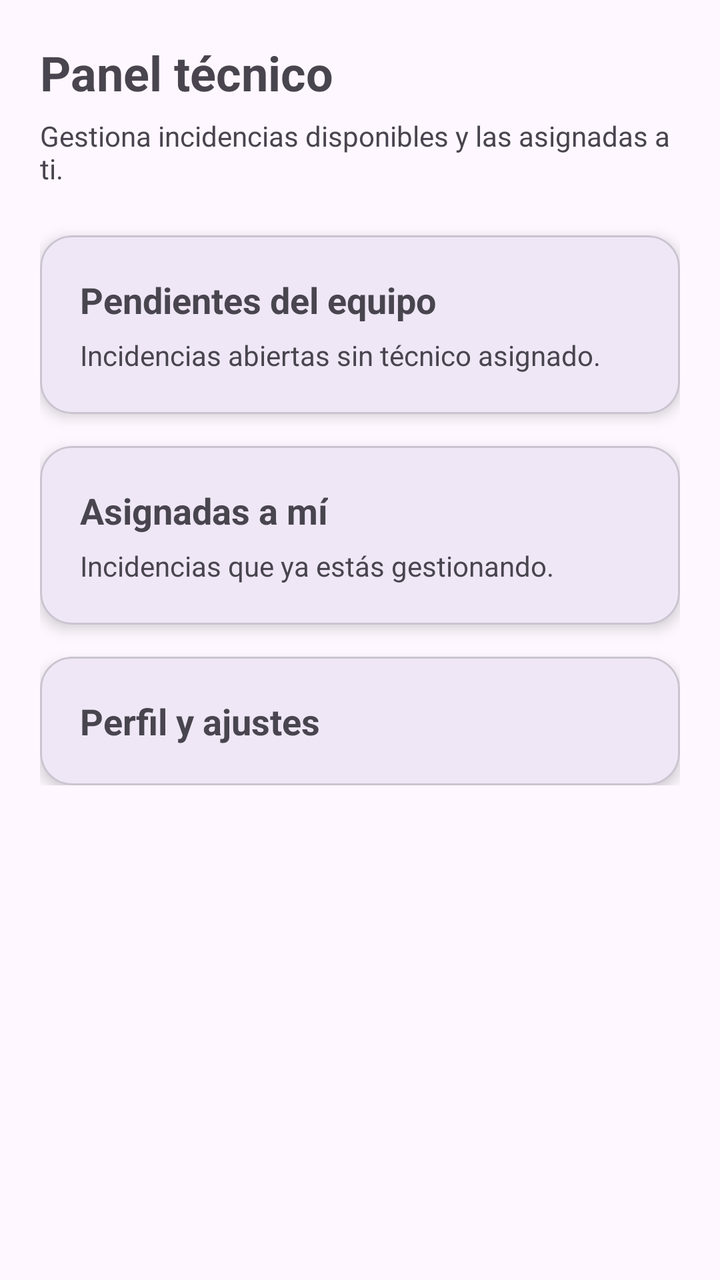
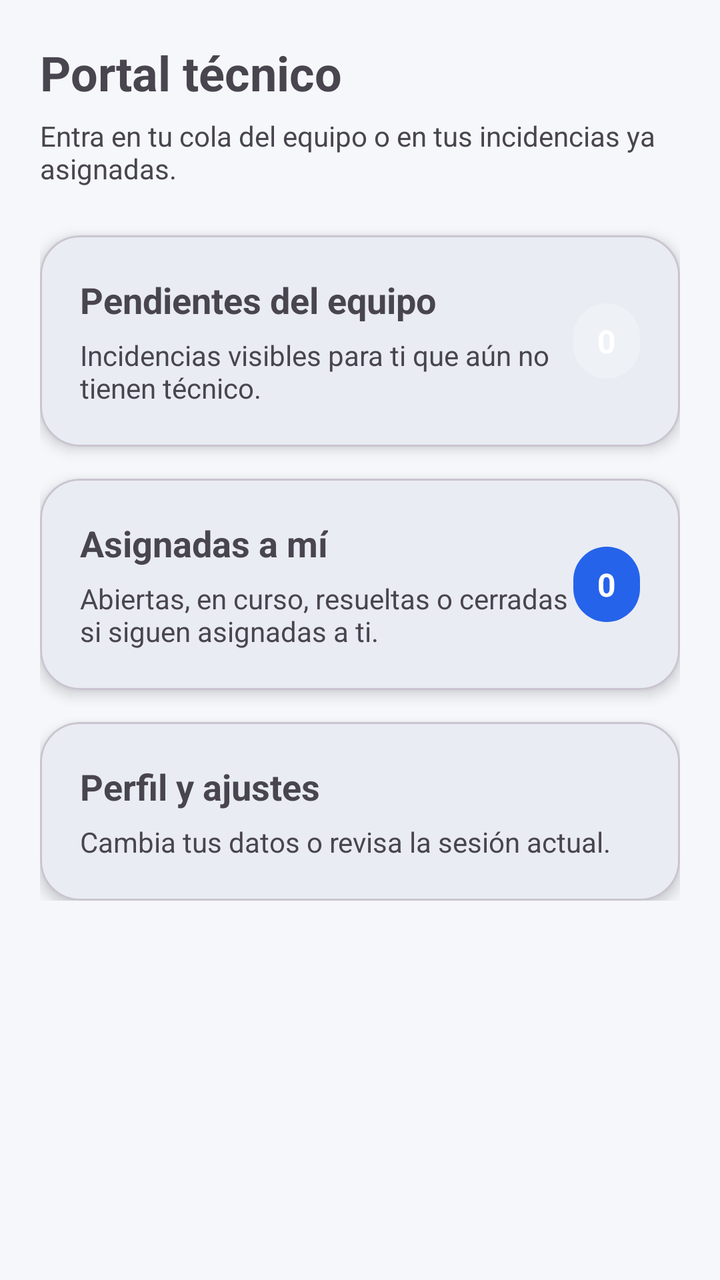

The first picture is an Android layout as it rendered before a commit; the second is the same layout after the commit. The layout source and the unified diff follow.
<!-- AndroidManifest.xml: application theme Theme.Tfgincidenciasfront -->
<!-- res/layout/fragment_technician_home.xml -->
<?xml version="1.0" encoding="utf-8"?>
<ScrollView xmlns:android="http://schemas.android.com/apk/res/android"
    android:layout_width="match_parent"
    android:layout_height="match_parent">

    <LinearLayout
        android:layout_width="match_parent"
        android:layout_height="wrap_content"
        android:orientation="vertical"
        android:padding="20dp">

        <TextView
            android:layout_width="wrap_content"
            android:layout_height="wrap_content"
            android:text="Panel técnico"
            android:textSize="24sp"
            android:textStyle="bold" />

        <TextView
            android:layout_width="wrap_content"
            android:layout_height="wrap_content"
            android:layout_marginTop="6dp"
            android:text="Gestiona incidencias disponibles y las asignadas a ti." />

        <com.google.android.material.card.MaterialCardView
            android:id="@+id/cardTeamQueue"
            android:layout_width="match_parent"
            android:layout_height="wrap_content"
            android:layout_marginTop="24dp"
            app:cardCornerRadius="16dp"
            app:cardElevation="4dp"
            xmlns:app="http://schemas.android.com/apk/res-auto">

            <LinearLayout
                android:layout_width="match_parent"
                android:layout_height="wrap_content"
                android:orientation="vertical"
                android:padding="20dp">

                <TextView
                    android:layout_width="wrap_content"
                    android:layout_height="wrap_content"
                    android:text="Pendientes del equipo"
                    android:textSize="18sp"
                    android:textStyle="bold" />

                <TextView
                    android:layout_width="wrap_content"
                    android:layout_height="wrap_content"
                    android:layout_marginTop="6dp"
                    android:text="Incidencias abiertas sin técnico asignado." />
            </LinearLayout>
        </com.google.android.material.card.MaterialCardView>

        <com.google.android.material.card.MaterialCardView
            android:id="@+id/cardMyAssigned"
            android:layout_width="match_parent"
            android:layout_height="wrap_content"
            android:layout_marginTop="16dp"
            app:cardCornerRadius="16dp"
            app:cardElevation="4dp"
            xmlns:app="http://schemas.android.com/apk/res-auto">

            <LinearLayout
                android:layout_width="match_parent"
                android:layout_height="wrap_content"
                android:orientation="vertical"
                android:padding="20dp">

                <TextView
                    android:layout_width="wrap_content"
                    android:layout_height="wrap_content"
                    android:text="Asignadas a mí"
                    android:textSize="18sp"
                    android:textStyle="bold" />

                <TextView
                    android:layout_width="wrap_content"
                    android:layout_height="wrap_content"
                    android:layout_marginTop="6dp"
                    android:text="Incidencias que ya estás gestionando." />
            </LinearLayout>
        </com.google.android.material.card.MaterialCardView>

        <com.google.android.material.card.MaterialCardView
            android:id="@+id/cardSettings"
            android:layout_width="match_parent"
            android:layout_height="wrap_content"
            android:layout_marginTop="16dp"
            app:cardCornerRadius="16dp"
            app:cardElevation="4dp"
            xmlns:app="http://schemas.android.com/apk/res-auto">

            <LinearLayout
                android:layout_width="match_parent"
                android:layout_height="wrap_content"
                android:orientation="vertical"
                android:padding="20dp">

                <TextView
                    android:layout_width="wrap_content"
                    android:layout_height="wrap_content"
                    android:text="Perfil y ajustes"
                    android:textSize="18sp"
                    android:textStyle="bold" />
            </LinearLayout>
        </com.google.android.material.card.MaterialCardView>

    </LinearLayout>
</ScrollView>
<!-- resources referenced by this layout -->
<resources>
  <style name="Theme.Tfgincidenciasfront" parent="Base.Theme.Tfgincidenciasfront" />
  <style name="Base.Theme.Tfgincidenciasfront" parent="Theme.Material3.DayNight.NoActionBar">
          
          
      </style>
</resources>

<!-- the commit's change to res/layout/fragment_technician_home.xml (unified diff, before → after) -->
@@ -1,5 +1,6 @@
 <?xml version="1.0" encoding="utf-8"?>
 <ScrollView xmlns:android="http://schemas.android.com/apk/res/android"
+    xmlns:app="http://schemas.android.com/apk/res-auto"
     android:layout_width="match_parent"
     android:layout_height="match_parent">
 
@@ -12,7 +13,7 @@
         <TextView
             android:layout_width="wrap_content"
             android:layout_height="wrap_content"
-            android:text="Panel técnico"
+            android:text="Portal técnico"
             android:textSize="24sp"
             android:textStyle="bold" />
 
@@ -20,35 +21,54 @@
             android:layout_width="wrap_content"
             android:layout_height="wrap_content"
             android:layout_marginTop="6dp"
-            android:text="Gestiona incidencias disponibles y las asignadas a ti." />
+            android:text="Entra en tu cola del equipo o en tus incidencias ya asignadas." />
 
         <com.google.android.material.card.MaterialCardView
             android:id="@+id/cardTeamQueue"
             android:layout_width="match_parent"
             android:layout_height="wrap_content"
             android:layout_marginTop="24dp"
-            app:cardCornerRadius="16dp"
-            app:cardElevation="4dp"
-            xmlns:app="http://schemas.android.com/apk/res-auto">
+            app:cardCornerRadius="20dp"
+            app:cardElevation="4dp">
 
             <LinearLayout
                 android:layout_width="match_parent"
                 android:layout_height="wrap_content"
-                android:orientation="vertical"
+                android:gravity="center_vertical"
+                android:orientation="horizontal"
                 android:padding="20dp">
 
+                <LinearLayout
+                    android:layout_width="0dp"
+                    android:layout_height="wrap_content"
+                    android:layout_weight="1"
+                    android:orientation="vertical">
+
+                    <TextView
+                        android:layout_width="wrap_content"
+                        android:layout_height="wrap_content"
+                        android:text="Pendientes del equipo"
+                        android:textSize="18sp"
+                        android:textStyle="bold" />
+
+                    <TextView
+                        android:layout_width="wrap_content"
+                        android:layout_height="wrap_content"
+                        android:layout_marginTop="6dp"
+                        android:text="Incidencias visibles para ti que aún no tienen técnico." />
+                </LinearLayout>
+
                 <TextView
+                    android:id="@+id/tvTeamQueueCount"
                     android:layout_width="wrap_content"
                     android:layout_height="wrap_content"
-                    android:text="Pendientes del equipo"
-                    android:textSize="18sp"
+                    android:background="@drawable/bg_neutral_chip"
+                    android:paddingHorizontal="12dp"
+                    android:paddingVertical="8dp"
+                    android:text="0"
+                    android:textColor="@android:color/white"
+                    android:textSize="16sp"
                     android:textStyle="bold" />
-
-                <TextView
-                    android:layout_width="wrap_content"
-                    android:layout_height="wrap_content"
-                    android:layout_marginTop="6dp"
-                    android:text="Incidencias abiertas sin técnico asignado." />
             </LinearLayout>
         </com.google.android.material.card.MaterialCardView>
 
@@ -57,28 +77,47 @@
             android:layout_width="match_parent"
             android:layout_height="wrap_content"
             android:layout_marginTop="16dp"
-            app:cardCornerRadius="16dp"
-            app:cardElevation="4dp"
-            xmlns:app="http://schemas.android.com/apk/res-auto">
+            app:cardCornerRadius="20dp"
+            app:cardElevation="4dp">
 
             <LinearLayout
                 android:layout_width="match_parent"
                 android:layout_height="wrap_content"
-                android:orientation="vertical"
+                android:gravity="center_vertical"
+                android:orientation="horizontal"
                 android:padding="20dp">
 
+                <LinearLayout
+                    android:layout_width="0dp"
+                    android:layout_height="wrap_content"
+                    android:layout_weight="1"
+                    android:orientation="vertical">
+
+                    <TextView
+                        android:layout_width="wrap_content"
+                        android:layout_height="wrap_content"
+                        android:text="Asignadas a mí"
+                        android:textSize="18sp"
+                        android:textStyle="bold" />
+
+                    <TextView
+                        android:layout_width="wrap_content"
+                        android:layout_height="wrap_content"
+                        android:layout_marginTop="6dp"
+                        android:text="Abiertas, en curso, resueltas o cerradas si siguen asignadas a ti." />
+                </LinearLayout>
+
                 <TextView
+                    android:id="@+id/tvMyAssignedCount"
                     android:layout_width="wrap_content"
                     android:layout_height="wrap_content"
-                    android:text="Asignadas a mí"
-                    android:textSize="18sp"
+                    android:background="@drawable/bg_status_open"
+                    android:paddingHorizontal="12dp"
+                    android:paddingVertical="8dp"
+                    android:text="0"
+                    android:textColor="@android:color/white"
+                    android:textSize="16sp"
                     android:textStyle="bold" />
-
-                <TextView
-                    android:layout_width="wrap_content"
-                    android:layout_height="wrap_content"
-                    android:layout_marginTop="6dp"
-                    android:text="Incidencias que ya estás gestionando." />
             </LinearLayout>
         </com.google.android.material.card.MaterialCardView>
 
@@ -87,9 +126,8 @@
             android:layout_width="match_parent"
             android:layout_height="wrap_content"
             android:layout_marginTop="16dp"
-            app:cardCornerRadius="16dp"
-            app:cardElevation="4dp"
-            xmlns:app="http://schemas.android.com/apk/res-auto">
+            app:cardCornerRadius="20dp"
+            app:cardElevation="4dp">
 
             <LinearLayout
                 android:layout_width="match_parent"
@@ -103,6 +141,12 @@
                     android:text="Perfil y ajustes"
                     android:textSize="18sp"
                     android:textStyle="bold" />
+
+                <TextView
+                    android:layout_width="wrap_content"
+                    android:layout_height="wrap_content"
+                    android:layout_marginTop="6dp"
+                    android:text="Cambia tus datos o revisa la sesión actual." />
             </LinearLayout>
         </com.google.android.material.card.MaterialCardView>
 
<!-- resource entries referenced after the edit -->
@@ -1,9 +1,36 @@
 <!-- resources referenced by this layout -->
 <resources>
+  <!-- drawable bg_neutral_chip (drawable) -->
+  <?xml version="1.0" encoding="utf-8"?>
+  <shape xmlns:android="http://schemas.android.com/apk/res/android">
+      <solid android:color="#EEF2F7" />
+      <corners android:radius="999dp" />
+  </shape>
+  <!-- drawable bg_status_open (drawable) -->
+  <shape xmlns:android="http://schemas.android.com/apk/res/android">
+      <solid android:color="@color/status_open"/>
+      <corners android:radius="999dp"/>
+  </shape>
   <style name="Theme.Tfgincidenciasfront" parent="Base.Theme.Tfgincidenciasfront" />
+  <color name="status_open">#2563EB</color>
   <style name="Base.Theme.Tfgincidenciasfront" parent="Theme.Material3.DayNight.NoActionBar">
+  
           
+          <item name="colorPrimary">@color/primary</item>
+          <item name="colorOnPrimary">@color/onPrimary</item>
+  
           
+          <item name="android:colorBackground">@color/background</item>
+  
+          
+          <item name="colorSurface">@color/surface</item>
+          <item name="colorOnSurface">@color/onSurface</item>
+  
       </style>
+  <color name="primary">#1E3A8A</color>
+  <color name="onPrimary">#FFFFFF</color>
+  <color name="background">#F5F7FA</color>
+  <color name="surface">#FFFFFF</color>
+  <color name="onSurface">#111827</color>
 </resources>
 
